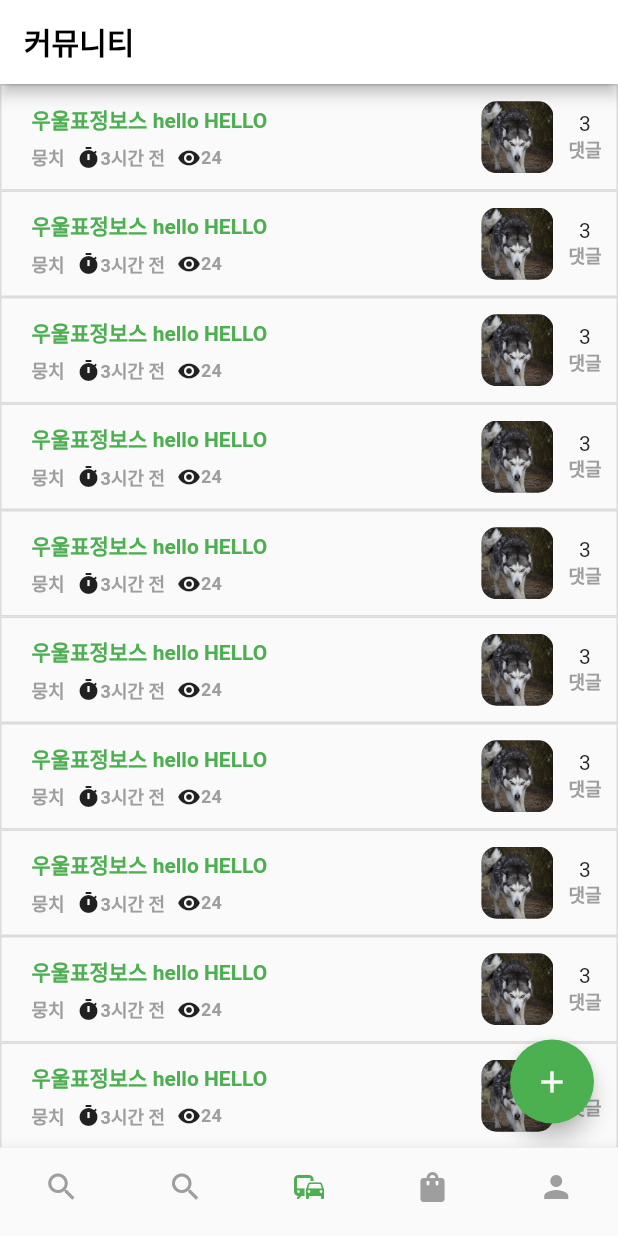
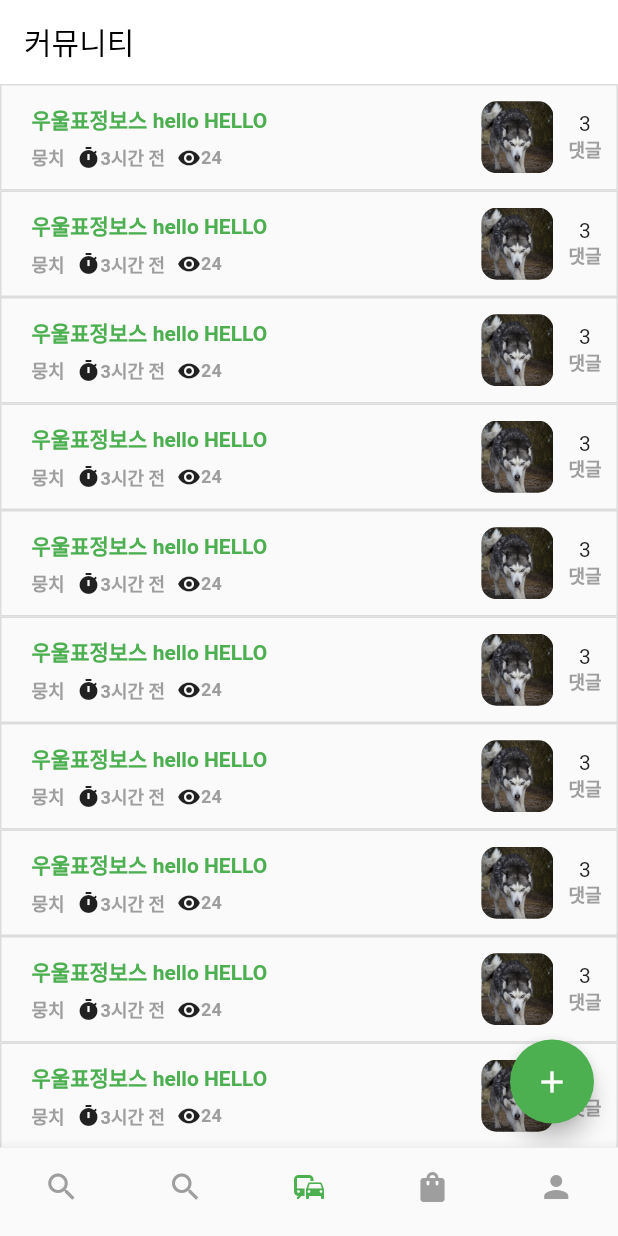
Before and after one commit to kyuSangHwang/treepet, a Flutter app: the screen it shows after launch, item 3 of the bottom bar chosen, on a phone screen of 412 x 824 dp. Run offline on Flutter 3.47's test engine with Material 2 defaults, Android fonts, the phone set to English and light mode, and no system bars; our stand-ins replace firebase_core; accounts and stored records are empty; Roboto replaces fonts that are missing (pretendard).

```diff
--- a/lib/layout/screen_layout.dart
+++ b/lib/layout/screen_layout.dart
@@ -15,12 +15,13 @@ class ScreenLayout extends StatelessWidget {
   Widget build(BuildContext context) {
     return Scaffold(
       appBar: AppBar(
+        elevation: 0,
         title: Text(title),
         backgroundColor: WHITE_COLOR,
         titleTextStyle: TextStyle(
           color: BLACK_COLOR,
           fontSize: 20.0,
-          fontWeight: FontWeight.w600,
+          fontWeight: FontWeight.w500,
         ),
       ),
       body: body,
```
